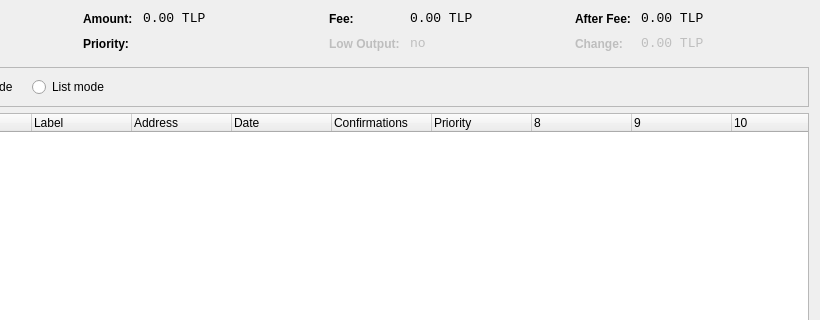
This is src/qt/forms/coincontroldialog.ui in yx79/poscoin as Qt 5 draws it before an edit; both pictures show x 180 to 1000 and y 0 to 320 of the 1000 by 500 pixel window. The edited form follows.
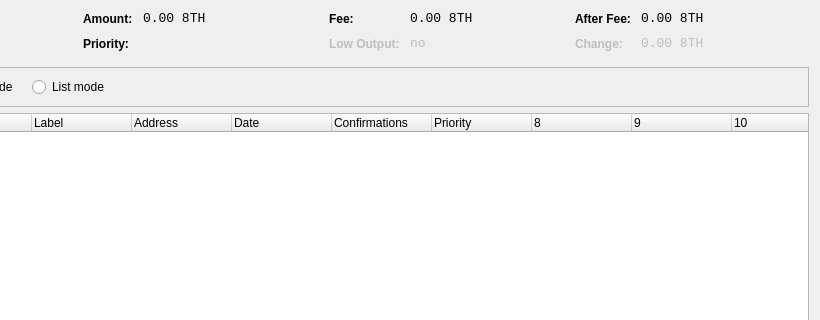
This is the edited form. Custom widgets are drawn as their Qt base class.

Diff of the .ui file:
```diff
--- a/src/qt/forms/coincontroldialog.ui
+++ b/src/qt/forms/coincontroldialog.ui
@@ -141,7 +141,7 @@
           <enum>Qt::ActionsContextMenu</enum>
          </property>
          <property name="text">
-          <string notr="true">0.00 TLP</string>
+          <string notr="true">0.00 8TH</string>
          </property>
          <property name="textInteractionFlags">
           <set>Qt::LinksAccessibleByMouse|Qt::TextSelectableByKeyboard|Qt::TextSelectableByMouse</set>
@@ -221,7 +221,7 @@
           <enum>Qt::ActionsContextMenu</enum>
          </property>
          <property name="text">
-          <string notr="true">0.00 TLP</string>
+          <string notr="true">0.00 8TH</string>
          </property>
          <property name="textInteractionFlags">
           <set>Qt::LinksAccessibleByMouse|Qt::TextSelectableByKeyboard|Qt::TextSelectableByMouse</set>
@@ -307,7 +307,7 @@
           <enum>Qt::ActionsContextMenu</enum>
          </property>
          <property name="text">
-          <string notr="true">0.00 TLP</string>
+          <string notr="true">0.00 8TH</string>
          </property>
          <property name="textInteractionFlags">
           <set>Qt::LinksAccessibleByMouse|Qt::TextSelectableByKeyboard|Qt::TextSelectableByMouse</set>
@@ -345,7 +345,7 @@
           <enum>Qt::ActionsContextMenu</enum>
          </property>
          <property name="text">
-          <string notr="true">0.00 TLP</string>
+          <string notr="true">0.00 8TH</string>
          </property>
          <property name="textInteractionFlags">
           <set>Qt::LinksAccessibleByMouse|Qt::TextSelectableByKeyboard|Qt::TextSelectableByMouse</set>
```
